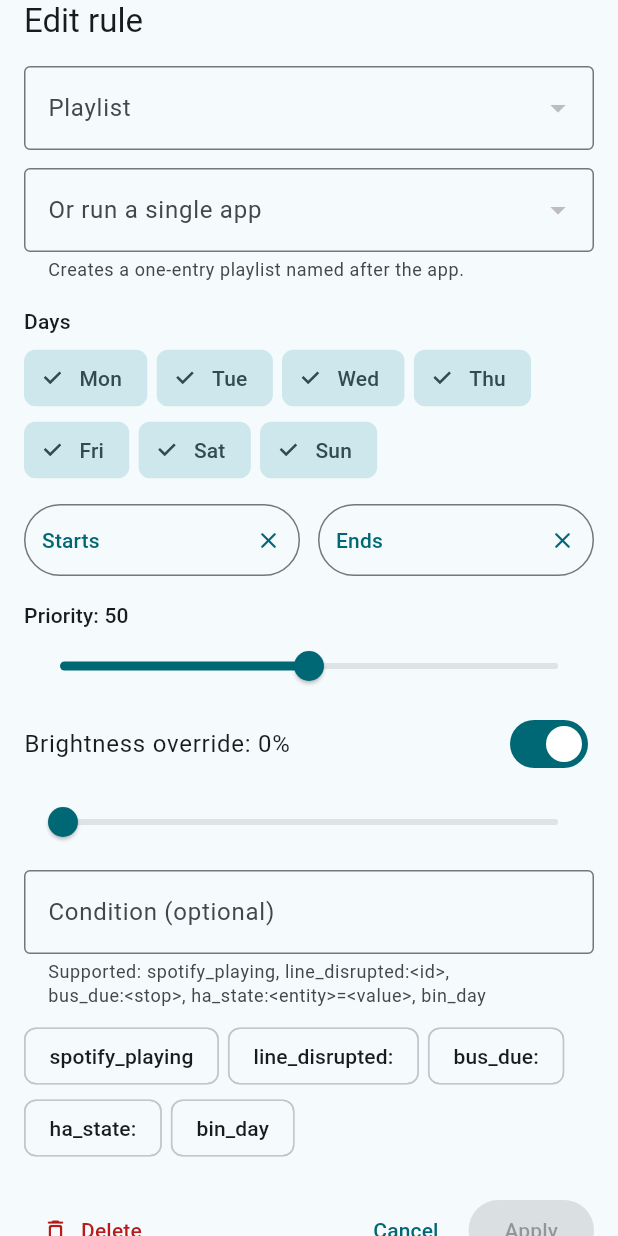
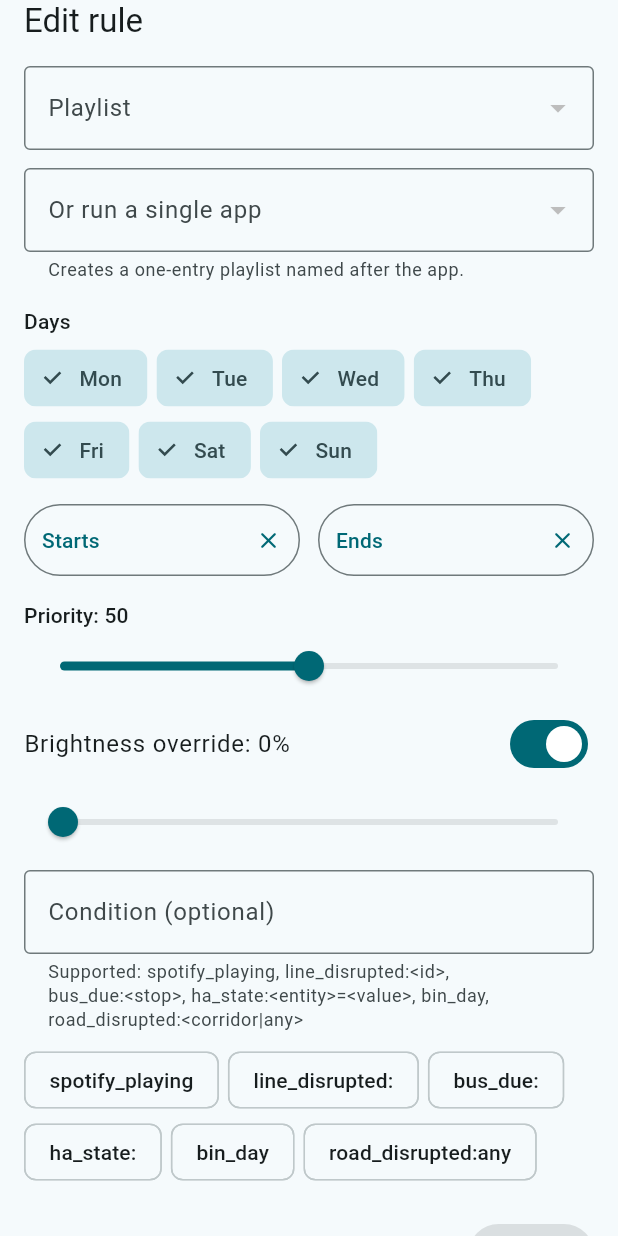
Before and after one commit to benfl3713/LedMatrixOS, a Flutter app: the RuleEditor widget shown alone on an empty page, opened directly with empty values, on a phone screen of 412 x 824 dp. Run offline on Flutter 3.47's test engine with Material 3 defaults, Android fonts, the phone set to English and light mode, and no system bars; drawn by our look-alikes of dynamic_color; our stand-ins replace flutter_riverpod, go_router, permission_handler, shared_preferences; missing offline and left inert: record; accounts and stored records are empty; network calls fail.

Commit message:
Document v3 status; list road_disrupted condition in rule editor
Co-Authored-By: Claude Sonnet 5.5 <noreply@anthropic.com>

```diff
--- a/flutter_app/lib/api/schedule_models.dart
+++ b/flutter_app/lib/api/schedule_models.dart
@@ -4,7 +4,7 @@ import 'dart:convert';
 const allDaysMask = 127;
 
 /// Supported rule conditions, shown as a hint in the rule editor.
-const conditionHint = 'spotify_playing, line_disrupted:<id>, bus_due:<stop>, ha_state:<entity>=<value>, bin_day';
+const conditionHint = 'spotify_playing, line_disrupted:<id>, bus_due:<stop>, ha_state:<entity>=<value>, bin_day, road_disrupted:<corridor|any>';
 
 int _int(Object? v, int fallback) => v is num ? v.round() : fallback;
 
--- a/flutter_app/lib/features/schedule/rule_editor.dart
+++ b/flutter_app/lib/features/schedule/rule_editor.dart
@@ -214,7 +214,7 @@ class _RuleEditorState extends ConsumerState<RuleEditor> {
             Wrap(
               spacing: 6,
               children: [
-                for (final sample in ['spotify_playing', 'line_disrupted:', 'bus_due:', 'ha_state:', 'bin_day'])
+                for (final sample in ['spotify_playing', 'line_disrupted:', 'bus_due:', 'ha_state:', 'bin_day', 'road_disrupted:any'])
                   ActionChip(
                     label: Text(sample),
                     onPressed: () => setState(() {
```
Also changed, not shown: 1 other file.
